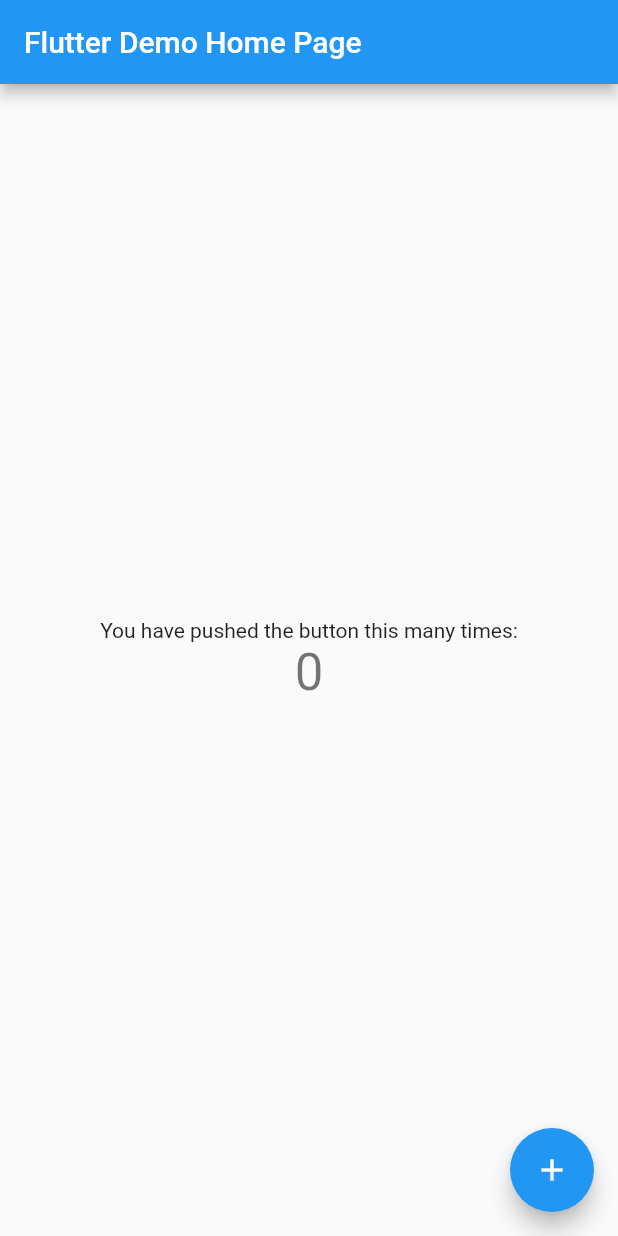
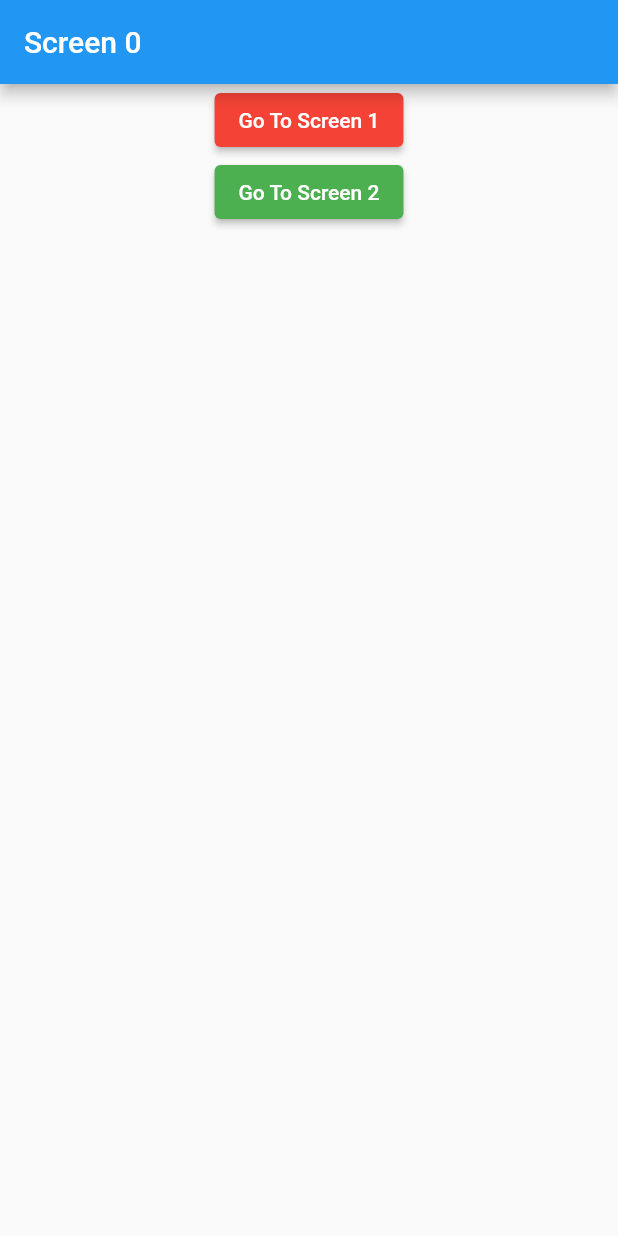
Before and after one commit to robin-correa/flutter-navigation-demo, a Flutter app: the screen it shows after launch, on a phone screen of 412 x 824 dp. Run offline on Flutter 3.47's test engine with Material 2 defaults, Android fonts, the phone set to English and light mode, and no system bars.

Commit message:
Add multi-screen apps using routes and navigation

```diff
--- a/lib/main.dart
+++ b/lib/main.dart
@@ -1,115 +1,20 @@
 import 'package:flutter/material.dart';
+import 'screen0.dart';
+import 'screen1.dart';
+import 'screen2.dart';
 
-void main() {
-  runApp(const MyApp());
-}
+void main() => runApp(MyApp());
 
 class MyApp extends StatelessWidget {
-  const MyApp({Key? key}) : super(key: key);
-
-  // This widget is the root of your application.
   @override
   Widget build(BuildContext context) {
     return MaterialApp(
-      title: 'Flutter Demo',
-      theme: ThemeData(
-        // This is the theme of your application.
-        //
-        // Try running your application with "flutter run". You'll see the
-        // application has a blue toolbar. Then, without quitting the app, try
-        // changing the primarySwatch below to Colors.green and then invoke
-        // "hot reload" (press "r" in the console where you ran "flutter run",
-        // or simply save your changes to "hot reload" in a Flutter IDE).
-        // Notice that the counter didn't reset back to zero; the application
-        // is not restarted.
-        primarySwatch: Colors.blue,
-      ),
-      home: const MyHomePage(title: 'Flutter Demo Home Page'),
+      initialRoute: '/',
+      routes: {
+        '/':(context) => Screen0(),
+        '/first':(context) => Screen1(),
+        '/second':(context) => Screen2(),
+      },
     );
   }
 }
-
-class MyHomePage extends StatefulWidget {
-  const MyHomePage({Key? key, required this.title}) : super(key: key);
-
-  // This widget is the home page of your application. It is stateful, meaning
-  // that it has a State object (defined below) that contains fields that affect
-  // how it looks.
-
-  // This class is the configuration for the state. It holds the values (in this
-  // case the title) provided by the parent (in this case the App widget) and
-  // used by the build method of the State. Fields in a Widget subclass are
-  // always marked "final".
-
-  final String title;
-
-  @override
-  State<MyHomePage> createState() => _MyHomePageState();
-}
-
-class _MyHomePageState extends State<MyHomePage> {
-  int _counter = 0;
-
-  void _incrementCounter() {
-    setState(() {
-      // This call to setState tells the Flutter framework that something has
-      // changed in this State, which causes it to rerun the build method below
-      // so that the display can reflect the updated values. If we changed
-      // _counter without calling setState(), then the build method would not be
-      // called again, and so nothing would appear to happen.
-      _counter++;
-    });
-  }
-
-  @override
-  Widget build(BuildContext context) {
-    // This method is rerun every time setState is called, for instance as done
-    // by the _incrementCounter method above.
-    //
-    // The Flutter framework has been optimized to make rerunning build methods
-    // fast, so that you can just rebuild anything that needs updating rather
-    // than having to individually change instances of widgets.
-    return Scaffold(
-      appBar: AppBar(
-        // Here we take the value from the MyHomePage object that was created by
-        // the App.build method, and use it to set our appbar title.
-        title: Text(widget.title),
-      ),
-      body: Center(
-        // Center is a layout widget. It takes a single child and positions it
-        // in the middle of the parent.
-        child: Column(
-          // Column is also a layout widget. It takes a list of children and
-          // arranges them vertically. By default, it sizes itself to fit its
-          // children horizontally, and tries to be as tall as its parent.
-          //
-          // Invoke "debug painting" (press "p" in the console, choose the
-          // "Toggle Debug Paint" action from the Flutter Inspector in Android
-          // Studio, or the "Toggle Debug Paint" command in Visual Studio Code)
-          // to see the wireframe for each widget.
-          //
-          // Column has various properties to control how it sizes itself and
-          // how it positions its children. Here we use mainAxisAlignment to
-          // center the children vertically; the main axis here is the vertical
-          // axis because Columns are vertical (the cross axis would be
-          // horizontal).
-          mainAxisAlignment: MainAxisAlignment.center,
-          children: <Widget>[
-            const Text(
-              'You have pushed the button this many times:',
-            ),
-            Text(
-              '$_counter',
-              style: Theme.of(context).textTheme.headline4,
-            ),
-          ],
-        ),
-      ),
-      floatingActionButton: FloatingActionButton(
-        onPressed: _incrementCounter,
-        tooltip: 'Increment',
-        child: const Icon(Icons.add),
-      ), // This trailing comma makes auto-formatting nicer for build methods.
-    );
-  }
-}
--- /dev/null
+++ b/lib/screen0.dart
@@ -0,0 +1,37 @@
+import 'package:flutter/material.dart';
+
+class Screen0 extends StatelessWidget {
+  @override
+  Widget build(BuildContext context) {
+    return Scaffold(
+      appBar: AppBar(
+        backgroundColor: Colors.blue,
+        title: const Text('Screen 0'),
+      ),
+      body: Center(
+        child: Column(
+          children: <Widget>[
+            ElevatedButton(
+              style: ElevatedButton.styleFrom(
+                primary: Colors.red, // background
+              ),
+              onPressed: () {
+                Navigator.pushNamed(context, '/first');
+              },
+              child: const Text('Go To Screen 1'),
+            ),
+            ElevatedButton(
+              style: ElevatedButton.styleFrom(
+                primary: Colors.green, // background
+              ),
+              onPressed: () {
+                Navigator.pushNamed(context, '/second');
+              },
+              child: const Text('Go To Screen 2'),
+            ),
+          ],
+        ),
+      ),
+    );
+  }
+}
```
Also changed, not shown: lib/screen1.dart (added, +24 -0 lines), lib/screen2.dart (added, +24 -0 lines), 1 other file.
